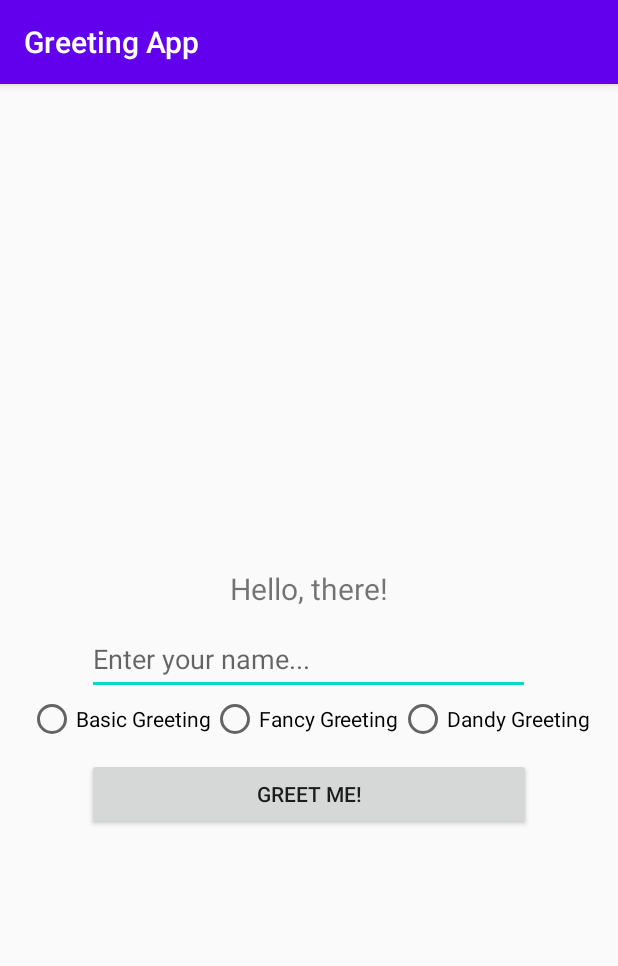
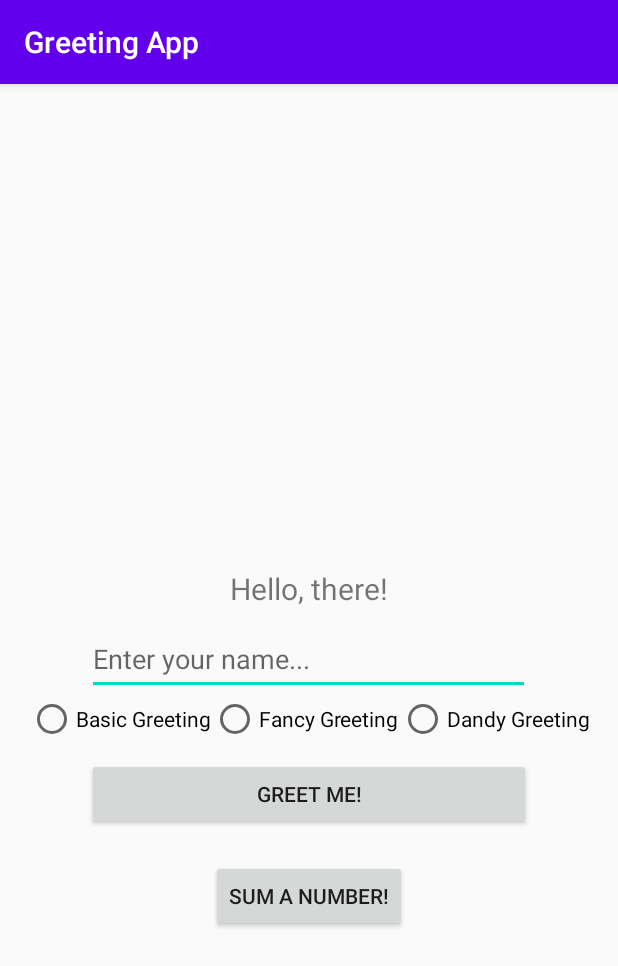
Before and after one commit to prissyazzahra/learn-tktpl-1706984700, an Android app: the screen it shows after launch (MainActivity), on a phone screen of 412 x 824 dp. Shown: the top 966 px of the screen. Run offline under Robolectric (Android 15) with nearby library versions, the phone set to English and light mode, and no system bars; 1 statement that could not run was skipped.

```diff
--- a/helloworld/app/src/main/java/id/ac/ui/cs/mobileprogramming/prissy/helloworld/MainActivity.kt
+++ b/helloworld/app/src/main/java/id/ac/ui/cs/mobileprogramming/prissy/helloworld/MainActivity.kt
@@ -3,10 +3,16 @@ package id.ac.ui.cs.mobileprogramming.prissy.helloworld
 import androidx.appcompat.app.AppCompatActivity
 import android.os.Bundle
 import android.widget.RadioButton
+import id.ac.ui.cs.mobileprogramming.prissy.helloworld.external.Sum
 import kotlinx.android.synthetic.main.activity_main.*
+import kotlinx.android.synthetic.main.sum_numbers.*
+import kotlin.properties.Delegates
 
 class MainActivity : AppCompatActivity() {
     private var greetType : String = ""
+    private val sumClass = Sum()
+    private var results = 0
+
     override fun onCreate(savedInstanceState: Bundle?) {
         super.onCreate(savedInstanceState)
         setContentView(R.layout.activity_main)
@@ -36,6 +42,17 @@ class MainActivity : AppCompatActivity() {
                 }
             }
         }
+
+        sumANumber.setOnClickListener {
+            setContentView(R.layout.sum_numbers)
+
+            sumButton.setOnClickListener {
+                val first: Int = firstNum.text.toString().toInt()
+                val second: Int = secondNum.text.toString().toInt()
+                results = sumClass.addSum(first, second)
+                result.text = results.toString()
+            }
+        }
     }
 
     fun changeGreeting(type : String, name : String): String {
@@ -51,4 +68,6 @@ class MainActivity : AppCompatActivity() {
             }
         }
     }
+
+
 }
--- /dev/null
+++ b/helloworld/app/src/main/java/id/ac/ui/cs/mobileprogramming/prissy/helloworld/external/Sum.kt
@@ -0,0 +1,15 @@
+package id.ac.ui.cs.mobileprogramming.prissy.helloworld.external
+
+import java.lang.IllegalArgumentException
+import kotlin.jvm.Throws
+
+class Sum {
+    @Throws(IllegalArgumentException::class)
+    external fun addSum(first: Int, second: Int): Int
+
+    companion object {
+        init {
+            System.loadLibrary("native-lib")
+        }
+    }
+}
--- a/helloworld/app/src/main/res/layout/activity_main.xml
+++ b/helloworld/app/src/main/res/layout/activity_main.xml
@@ -63,5 +63,15 @@
             android:text="@string/dandy_greeting" />
     </RadioGroup>
 
+    <Button
+        android:id="@+id/sumANumber"
+        android:layout_width="wrap_content"
+        android:layout_height="wrap_content"
+        android:text="Sum a number!"
+        android:layout_below="@id/greetme"
+        android:layout_centerHorizontal="true"
+        android:layout_marginTop="20dp"
+        />
+
 
 </RelativeLayout>
```
Also changed, not shown: helloworld/app/build.gradle (+7 -0 lines), helloworld/app/src/main/cpp/CMakeLists.txt (added, +42 -0 lines), helloworld/app/src/main/res/layout/sum_numbers.xml (added, +55 -0 lines), 1 other file.
